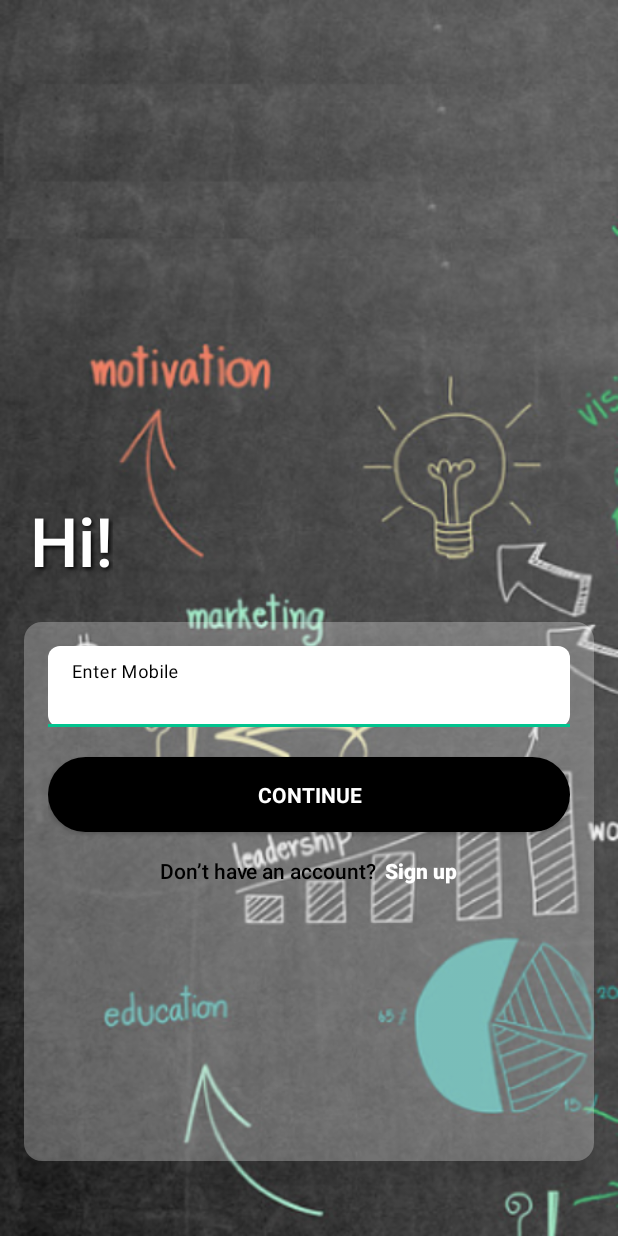
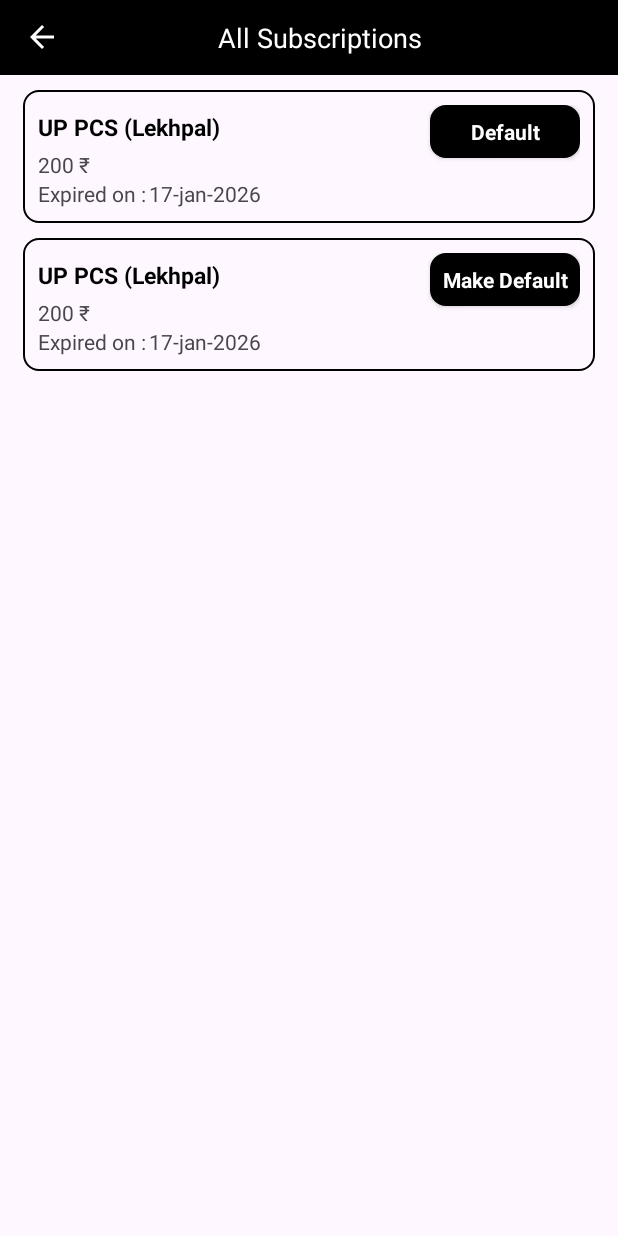
Before and after one commit to satyampra73/Aarambh, an Android app: the screen it shows after launch (MainActivity before the commit, AllSubscriptionsActivity after it), on a phone screen of 412 x 824 dp. Run offline under Robolectric (Android 15) with nearby library versions, the phone set to English and light mode, and no system bars; our stand-ins replace data binding.

Commit message:
news ui change and all subscription ui complete

```diff
--- /dev/null
+++ b/app/src/main/java/com/example/aarambh/activities/AllSubscriptionsActivity.java
@@ -0,0 +1,21 @@
+package com.example.aarambh.activities;
+
+import android.os.Bundle;
+
+import androidx.activity.EdgeToEdge;
+import androidx.appcompat.app.AppCompatActivity;
+import androidx.core.graphics.Insets;
+import androidx.core.view.ViewCompat;
+import androidx.core.view.WindowInsetsCompat;
+
+import com.example.aarambh.R;
+
+public class AllSubscriptionsActivity extends AppCompatActivity {
+
+    @Override
+    protected void onCreate(Bundle savedInstanceState) {
+        super.onCreate(savedInstanceState);
+        setContentView(R.layout.activity_all_subscriptions);
+
+    }
+}
--- /dev/null
+++ b/app/src/main/res/drawable/arrow_back_icon.xml
@@ -0,0 +1,9 @@
+<vector xmlns:android="http://schemas.android.com/apk/res/android"
+    android:autoMirrored="true"
+    android:height="24dp"
+    android:tint="@color/white" android:viewportHeight="24"
+    android:viewportWidth="24" android:width="24dp">
+
+    <path android:fillColor="@android:color/white" android:pathData="M20,11H7.83l5.59,-5.59L12,4l-8,8 8,8 1.41,-1.41L7.83,13H20v-2z"/>
+
+</vector>
--- /dev/null
+++ b/app/src/main/res/drawable/purchase_btn_design.xml
@@ -0,0 +1,8 @@
+<?xml version="1.0" encoding="utf-8"?>
+<shape xmlns:android="http://schemas.android.com/apk/res/android">
+    <corners android:radius="10dp" />
+    <solid android:color="@color/black"/>
+
+    <stroke
+        android:width="1dp"/>
+</shape>
--- /dev/null
+++ b/app/src/main/res/layout/activity_all_subscriptions.xml
@@ -0,0 +1,159 @@
+<?xml version="1.0" encoding="utf-8"?>
+<layout xmlns:tools="http://schemas.android.com/tools"
+    xmlns:android="http://schemas.android.com/apk/res/android"
+    xmlns:app="http://schemas.android.com/apk/res-auto">
+    <RelativeLayout
+        android:id="@+id/main"
+        android:layout_width="match_parent"
+        android:layout_height="match_parent"
+        tools:context=".activities.AllSubscriptionsActivity">
+
+        <com.google.android.material.appbar.AppBarLayout
+            android:id="@+id/appBar"
+            android:layout_width="match_parent"
+            android:layout_height="50dp"
+            android:background="@color/black"
+            android:layout_alignParentTop="true">
+            <androidx.appcompat.widget.Toolbar
+                android:id="@+id/Toolbar"
+                android:layout_width="match_parent"
+                android:layout_height="wrap_content">
+
+                <ImageView
+                    android:id="@+id/img_back_AddNewRetailer"
+                    android:layout_width="wrap_content"
+                    android:layout_height="wrap_content"
+                    android:layout_marginStart="15dp"
+                    android:contentDescription="TODO"
+                    android:src="@drawable/arrow_back_icon" />
+                <TextView
+                    android:layout_width="match_parent"
+                    android:layout_height="wrap_content"
+                    android:text="All Subscriptions"
+                    android:textColor="@color/white"
+                    android:textSize="18sp"
+                    android:gravity="center"
+                    android:layout_marginEnd="25dp"/>
+            </androidx.appcompat.widget.Toolbar>
+        </com.google.android.material.appbar.AppBarLayout>
+
+        <RelativeLayout
+            android:id="@+id/rlt1"
+            android:layout_width="match_parent"
+            android:layout_height="wrap_content"
+            android:layout_below="@+id/appBar"
+            android:layout_marginTop="10dp"
+            android:layout_marginHorizontal="15dp"
+            android:padding="10dp"
+            android:background="@drawable/option_btn_design">
+
+            <TextView
+                android:id="@+id/tvCourse"
+                android:layout_width="wrap_content"
+                android:layout_height="30dp"
+                android:text="UP PCS (Lekhpal)"
+                android:gravity="center"
+                android:textSize="15sp"
+                android:textStyle="bold"
+                android:textColor="@color/black"/>
+            <androidx.appcompat.widget.AppCompatButton
+                android:id="@+id/DefaultButton"
+                android:layout_alignParentRight="true"
+                android:layout_width="100dp"
+                android:layout_height="35dp"
+                android:background="@drawable/purchase_btn_design"
+                android:fontFamily="sans-serif"
+                android:text="Default"
+                android:textAllCaps="false"
+                android:textColor="@color/white"
+                android:textStyle="bold" />
+            <TextView
+                android:id="@+id/tvPrice"
+                android:layout_below="@+id/tvCourse"
+                android:layout_width="wrap_content"
+                android:layout_height="wrap_content"
+                android:gravity="center"
+                android:text="200 ₹"/>
+            <LinearLayout
+                android:layout_width="wrap_content"
+                android:layout_height="wrap_content"
+                android:orientation="horizontal"
+                android:layout_below="@+id/tvPrice">
+                <TextView
+                    android:layout_width="wrap_content"
+                    android:layout_height="wrap_content"
+                    android:text="Expired on :"/>
+                <TextView
+                    android:layout_width="wrap_content"
+                    android:layout_height="wrap_content"
+                    android:layout_marginStart="2dp"
+                    android:text="17-jan-2026"/>
+
+            </LinearLayout>
+
+
+
+
+        </RelativeLayout>
+
+        <RelativeLayout
+            android:id="@+id/rlt2"
+            android:layout_width="match_parent"
+            android:layout_height="wrap_content"
+            android:layout_below="@+id/rlt1"
+            android:layout_marginTop="10dp"
+            android:layout_marginHorizontal="15dp"
+            android:padding="10dp"
+            android:background="@drawable/option_btn_design">
+
+            <TextView
+                android:id="@+id/tvCourse2"
+                android:layout_width="wrap_content"
+                android:layout_height="30dp"
+                android:text="UP PCS (Lekhpal)"
+                android:gravity="center"
+                android:textSize="15sp"
+                android:textStyle="bold"
+                android:textColor="@color/black"/>
+            <androidx.appcompat.widget.AppCompatButton
+                android:id="@+id/DefaultButton2"
+                android:layout_alignParentRight="true"
+                android:layout_width="100dp"
+                android:layout_height="35dp"
+                android:background="@drawable/purchase_btn_design"
+                android:fontFamily="sans-serif"
+                android:text="Make Default"
+                android:textAllCaps="false"
+                android:textColor="@color/white"
+                android:textStyle="bold" />
+            <TextView
+                android:id="@+id/tvPrice2"
+                android:layout_below="@+id/tvCourse2"
+                android:layout_width="wrap_content"
+                android:layout_height="wrap_content"
+                android:gravity="center"
+                android:text="200 ₹"/>
+            <LinearLayout
+                android:layout_width="wrap_content"
+                android:layout_height="wrap_content"
+                android:orientation="horizontal"
+                android:layout_below="@+id/tvPrice2">
+                <TextView
+                    android:layout_width="wrap_content"
+                    android:layout_height="wrap_content"
+                    android:text="Expired on :"/>
+                <TextView
+                    android:layout_width="wrap_content"
+                    android:layout_height="wrap_content"
+                    android:layout_marginStart="2dp"
+                    android:text="17-jan-2026"/>
+
+            </LinearLayout>
+
+
+
+
+        </RelativeLayout>
+
+    </RelativeLayout>
+</layout>
```
Also changed, not shown: app/src/main/AndroidManifest.xml (+12 -0 lines), app/src/main/java/com/example/aarambh/activities/NewsDetailsActivity.java (added, +22 -0 lines), app/src/main/java/com/example/aarambh/adapter/NewsAdapter.java (added, +90 -0 lines), app/src/main/java/com/example/aarambh/fragments/NewsFragment.java (+25 -1 lines), app/src/main/res/layout/activity_news_details.xml (added, +43 -0 lines), app/src/main/res/layout/fragment_news.xml (+41 -34 lines), app/src/main/res/layout/news.xml (added, +86 -0 lines), app/src/main/res/drawable/place_holder_icon.jpg (added).
